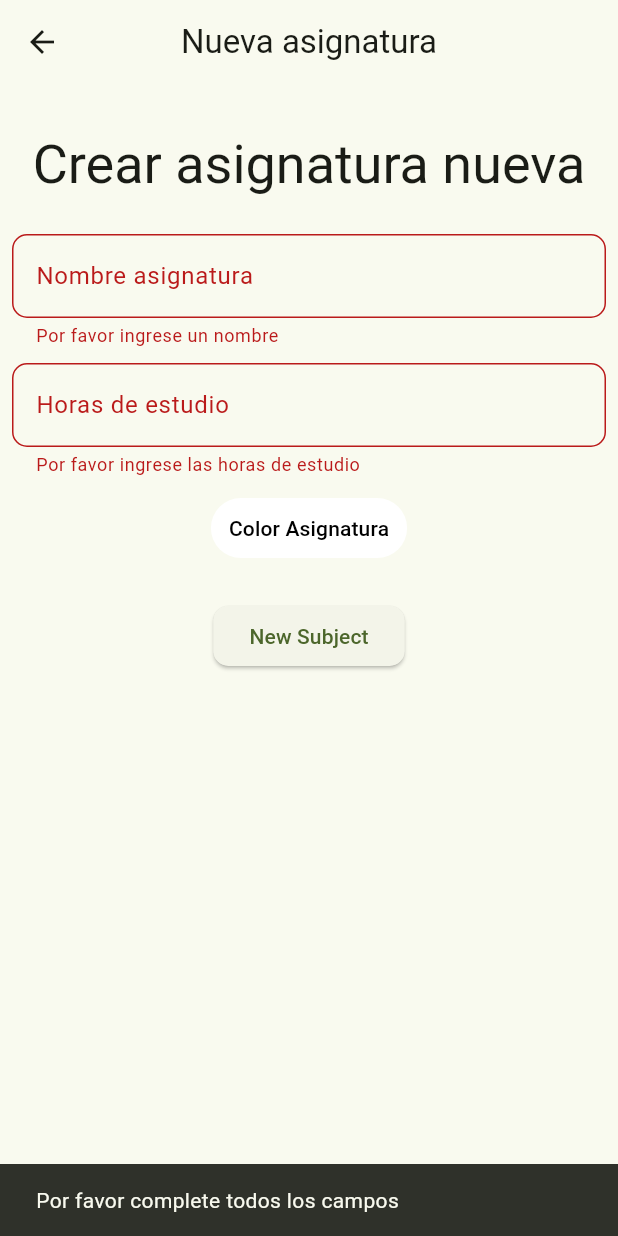
After one commit to PabloMartinLopez/study_planner, a Flutter app: the NewsubjectScreen screen opened by its route, after a tap on "New Subject", on a phone screen of 412 x 824 dp. The commit adds this screen. Run offline on Flutter 3.47's test engine with Material 3 defaults, Android fonts, the phone set to English and light mode, and no system bars; our stand-ins replace cloud_firestore, firebase_auth, firebase_core, google_fonts, google_sign_in; missing offline and left inert: flutter_color_picker_plus; accounts and stored records are empty; Roboto replaces fonts that are missing (Chewy, Comme).

Commit message:
Crear nueva asignatura (#2)

```diff
--- a/lib/main.dart
+++ b/lib/main.dart
@@ -4,6 +4,7 @@ import 'package:flutter/material.dart';
 import 'package:provider/provider.dart';
 import 'package:study_planner/screens/home_screen.dart';
 import 'package:study_planner/screens/login_screen.dart';
+import 'package:study_planner/screens/newsubject_screen.dart';
 import 'package:study_planner/services/AuthService.dart';
 import 'firebase_options.dart';
 import 'util.dart';
@@ -41,6 +42,7 @@ class MyApp extends StatelessWidget {
       routes: {
         '/login': (context) => const LoginScreen(),
         '/home': (context) => const HomeScreen(),
+        '/newSubject': (context)=>const NewsubjectScreen(),
       },
     );
   }
--- /dev/null
+++ b/lib/screens/newsubject_screen.dart
@@ -0,0 +1,195 @@
+import 'dart:math';
+
+import 'package:cloud_firestore/cloud_firestore.dart';
+import 'package:flutter/material.dart';
+import 'package:flutter_color_picker_plus/flutter_color_picker_plus.dart';
+import 'package:study_planner/services/AuthService.dart';
+
+class NewsubjectScreen extends StatefulWidget {
+  const NewsubjectScreen({super.key});
+
+  @override
+  State<NewsubjectScreen> createState() => _NewsubjectScreenState();
+}
+
+class _NewsubjectScreenState extends State<NewsubjectScreen> {
+  Color pickColor = Colors.white;
+
+  TextEditingController subjectNameController = TextEditingController();
+  TextEditingController hoursController = TextEditingController();
+
+  final _formKey = GlobalKey<FormState>();
+
+  Future<void> _handleColorPicker() async {
+    Color tempColor = pickColor;
+
+    Color? result = await showDialog<Color>(
+      context: context,
+      builder: (BuildContext context) {
+        return AlertDialog(
+          title: const Text('Elige un color'),
+          content: SingleChildScrollView(
+            child: MaterialPicker(
+              pickerColor: tempColor,
+              onColorChanged: (Color value) {
+                tempColor = value;
+              },
+            ),
+          ),
+          actions: [
+            TextButton(
+              onPressed: () => Navigator.of(context).pop(),
+              // cancelar, sin devolver color
+              child: const Text('Cancelar'),
+            ),
+            TextButton(
+              onPressed: () => Navigator.of(context).pop(tempColor),
+              // confirmar
+              child: const Text('Seleccionar'),
+            ),
+          ],
+        );
+      },
+    );
+
+    if (result != null) {
+      setState(() {
+        pickColor = result;
+      });
+    }
+  }
+
+  Future<void> _handleHoursController(
+      String text,
+      String hours,
+      Color color,
+      ) async {
+    await FirebaseFirestore.instance // Añadido el await
+        .collection('users')
+        .doc('YR5HDNf6ozVYrcsJAAT5xTejsq23')
+        .collection('subjects')
+        .add({
+      'name': text, // Usando el parámetro
+      'hours': hours, // Usando el parámetro
+      'color': color.toARGB32(),
+    });
+  }
+
+  @override
+  Widget build(BuildContext context) {
+    return Scaffold(
+      appBar: AppBar(title: const Text('Nueva asignatura'), centerTitle: true),
+      body: SafeArea(
+        child: SingleChildScrollView(
+          child: Padding(
+            padding: const EdgeInsets.all(8.0),
+            child: Form(
+              key: _formKey,
+              child: Column(
+                children: [
+                  const SizedBox(height: 24),
+                  Text(
+                    "Crear asignatura nueva",
+                    style: Theme.of(context).textTheme.displaySmall,
+                  ),
+
+                  const SizedBox(height: 24),
+                  TextFormField(
+                    controller: subjectNameController,
+                    decoration: InputDecoration(
+                      labelText: 'Nombre asignatura',
+                      border: OutlineInputBorder(
+                        borderRadius: BorderRadius.circular(10),
+                      ),
+                    ),
+                    validator: (value) {
+                      if (value == null || value.isEmpty) {
+                        return 'Por favor ingrese un nombre';
+                      } else {
+                        return null;
+                      }
+                    },
+                  ),
+                  const SizedBox(height: 10),
+                  TextFormField(
+                    controller: hoursController,
+                    decoration: InputDecoration(
+                      labelText: 'Horas de estudio',
+                      border: OutlineInputBorder(
+                        borderRadius: BorderRadius.circular(10),
+                      ),
+                    ),
+                    validator: (value) {
+                      if (value == null || value.isEmpty) {
+                        return 'Por favor ingrese las horas de estudio';
+                      } else {
+                        if (int.tryParse(value) == null) {
+                          return 'Por favor ingrese un número';
+                        } else {
+                          if (int.parse(value) < 1) {
+                            return 'Por favor ingrese un número mayor a 0';
+                          }
+                        }
+                        return null;
+                      }
+                    },
+                  ),
+                  const SizedBox(height: 10),
+
+                  TextButton(
+                    onPressed: () {
+                      _handleColorPicker();
+                    },
+                    style: TextButton.styleFrom(
+                      backgroundColor: pickColor,
+                      foregroundColor:
+                          ThemeData.estimateBrightnessForColor(pickColor) ==
+                              Brightness.dark
+                          ? Colors.white
+                          : Colors.black,
+                    ),
+                    child: Text("Color Asignatura"),
+                  ),
+
+                  const SizedBox(height: 24),
+                  ElevatedButton(
+                    onPressed: () {
+                      if (_formKey.currentState!.validate()) {
+                        _handleHoursController(
+                          subjectNameController.text,
+                          hoursController.text,
+                          pickColor,
+                        );
+                        ScaffoldMessenger.of(context).showSnackBar(
+                          const SnackBar(content: Text('Asignatura creada')),
+                        );
+
+                        Navigator.of(
+                          context,
+                        ).pushNamedAndRemoveUntil('/home', (route) => false);
+                      } else {
+                        ScaffoldMessenger.of(context).showSnackBar(
+                          const SnackBar(
+                            content: Text(
+                              'Por favor complete todos los campos',
+                            ),
+                          ),
+                        );
+                      }
+                    },
+                    style: ElevatedButton.styleFrom(
+                      shape: RoundedRectangleBorder(
+                        borderRadius: BorderRadius.circular(10),
+                      ),
+                    ),
+                    child: const Text('New Subject'),
+                  ),
+                ],
+              ),
+            ),
+          ),
+        ),
+      ),
+    );
+  }
+}
--- a/pubspec.yaml
+++ b/pubspec.yaml
@@ -39,7 +39,8 @@ dependencies:
   firebase_auth: ^6.6.1
   google_sign_in: ^6.2.1
   provider: ^6.1.2
-  cloud_firestore: ^6.9.0
+  cloud_firestore: ^6.10.0
+  flutter_color_picker_plus: ^2.2.1
 
 dev_dependencies:
   flutter_test:
```
Also changed, not shown: lib/screens/home_screen.dart (+17 -3 lines), pubspec.lock.
